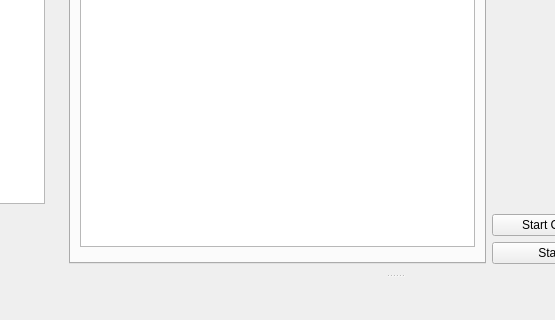
First picture: the form in spikeylab/main/main_control.ui, repository portfors-lab/sparkle, before the edit; both pictures show x 220 to 775 and y 423 to 743 of the 1230 by 743 pixel window.
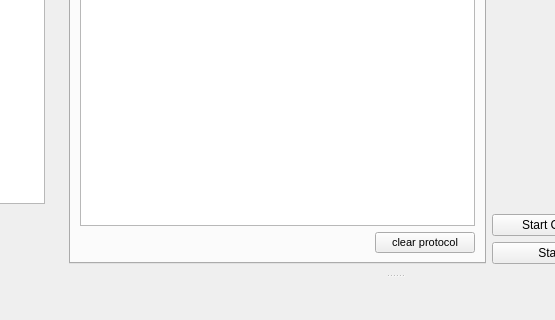
Second picture: the form after the edit. The open tabs and pages were chosen to show the change. Custom widgets are drawn as their Qt base class.

Commit message: clear all button for protocol

Patch:
```diff
--- a/spikeylab/main/main_control.ui
+++ b/spikeylab/main/main_control.ui
@@ -328,7 +328,24 @@
            <widget class="ProtocolView" name="protocolView"/>
           </item>
           <item>
-           <widget class="StimulusLabelTable" name="stimulus_choices" native="true"/>
+           <layout class="QHBoxLayout" name="horizontalLayout_9">
+            <item>
+             <widget class="StimulusLabelTable" name="stimulus_choices" native="true"/>
+            </item>
+            <item>
+             <widget class="QPushButton" name="pushButton">
+              <property name="maximumSize">
+               <size>
+                <width>100</width>
+                <height>16777215</height>
+               </size>
+              </property>
+              <property name="text">
+               <string>clear protocol</string>
+              </property>
+             </widget>
+            </item>
+           </layout>
           </item>
          </layout>
         </widget>
```
Left out of the diff: 29 changed lines with no effect on the pictures. The commit also changes 5 other files.
